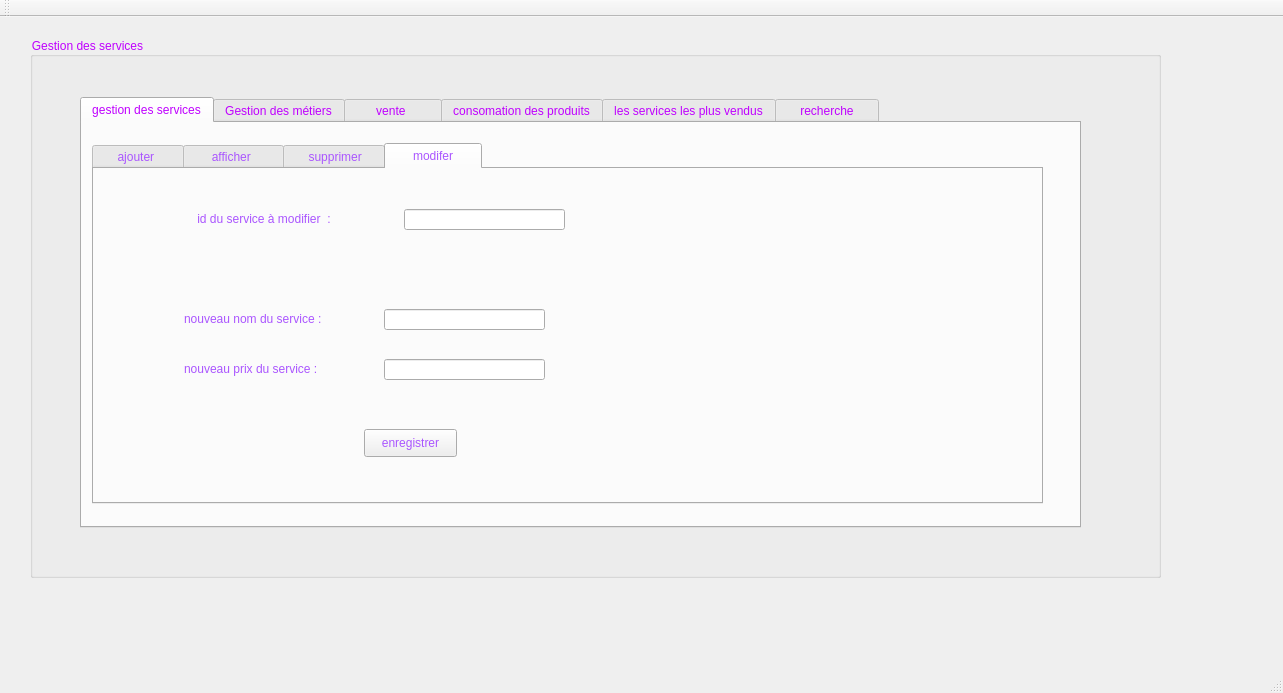
Qt form mainwindow.ui (zaineb-ben-aziza/beauty_center_2A17) before a commit.
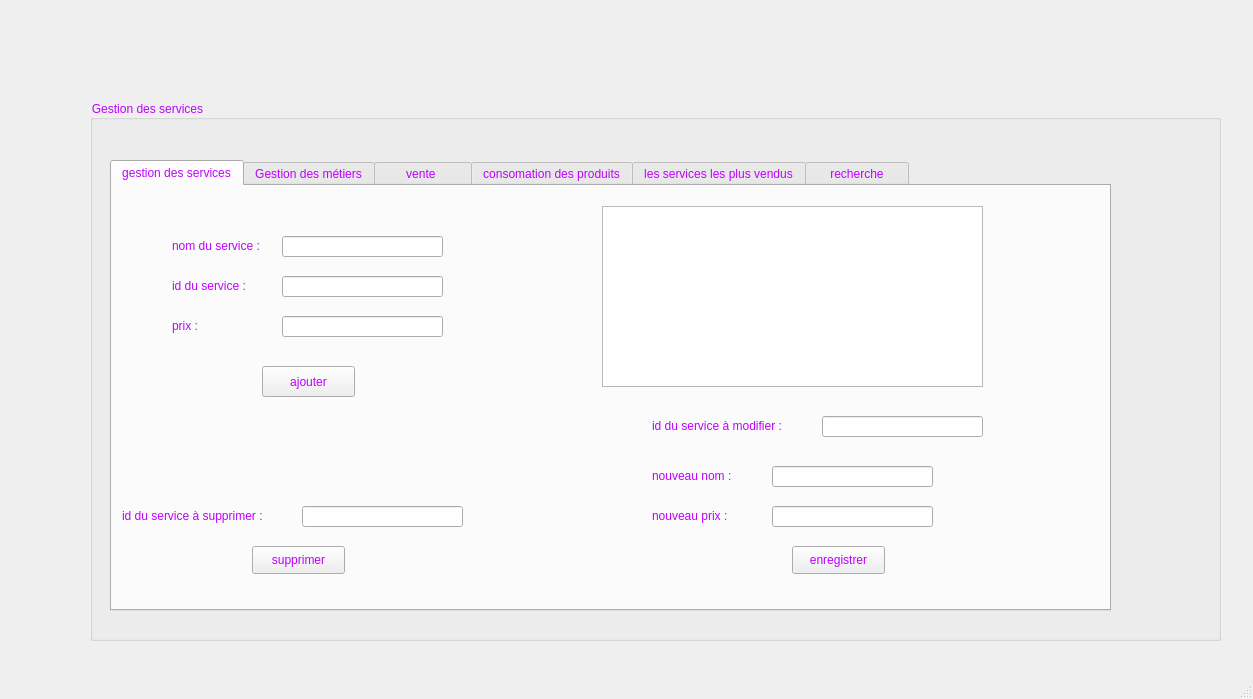
The same form after that commit. The open tabs and pages were chosen to show the change. Icons and pictures are not drawn.

Patch:
```diff
--- a/mainwindow.ui
+++ b/mainwindow.ui
@@ -6,8 +6,8 @@
    <rect>
     <x>0</x>
     <y>0</y>
-    <width>1283</width>
-    <height>693</height>
+    <width>1253</width>
+    <height>699</height>
    </rect>
   </property>
   <property name="windowTitle">
@@ -17,8 +17,8 @@
    <widget class="QStackedWidget" name="stackedWidget">
     <property name="geometry">
      <rect>
-      <x>70</x>
-      <y>90</y>
+      <x>130</x>
+      <y>160</y>
       <width>1181</width>
       <height>521</height>
      </rect>
@@ -494,8 +494,8 @@
    <widget class="QGroupBox" name="groupBox_2">
     <property name="geometry">
      <rect>
-      <x>30</x>
-      <y>20</y>
+      <x>90</x>
+      <y>100</y>
       <width>1131</width>
       <height>541</height>
      </rect>
@@ -509,10 +509,10 @@
     <widget class="QTabWidget" name="tabWidget">
      <property name="geometry">
       <rect>
-       <x>50</x>
+       <x>20</x>
        <y>60</y>
        <width>1001</width>
-       <height>431</height>
+       <height>451</height>
       </rect>
      </property>
      <property name="currentIndex">
@@ -535,30 +535,11 @@
         <string/>
        </property>
       </widget>
-      <widget class="QTabWidget" name="tabWidget_3">
+      <widget class="QLabel" name="label_34">
        <property name="geometry">
         <rect>
-         <x>10</x>
-         <y>20</y>
-         <width>951</width>
-         <height>361</height>
-        </rect>
-       </property>
-       <property name="styleSheet">
-        <string notr="true">color: rgb(170, 85, 255);</string>
-       </property>
-       <property name="currentIndex">
-        <number>3</number>
-       </property>
-       <widget class="QWidget" name="tab_5">
-        <attribute name="title">
-         <string>    ajouter     </string>
-        </attribute>
-        <widget class="QLabel" name="label">
-         <property name="geometry">
-          <rect>
-           <x>20</x>
-           <y>90</y>
+         <x>60</x>
+         <y>50</y>
            <width>121</width>
            <height>20</height>
           </rect>
@@ -567,113 +548,57 @@
           <string>nom du service :</string>
          </property>
         </widget>
-        <widget class="QLineEdit" name="lineEdit">
+      <widget class="QLineEdit" name="lineEdit_25">
          <property name="geometry">
           <rect>
-           <x>160</x>
-           <y>90</y>
+         <x>170</x>
+         <y>50</y>
            <width>161</width>
            <height>21</height>
           </rect>
          </property>
         </widget>
-        <widget class="QLabel" name="label_2">
+      <widget class="QLabel" name="label_35">
          <property name="geometry">
           <rect>
-           <x>20</x>
-           <y>130</y>
+         <x>60</x>
+         <y>90</y>
            <width>121</width>
            <height>20</height>
           </rect>
          </property>
          <property name="text">
-          <string> id du service :</string>
-         </property>
-        </widget>
-        <widget class="QLineEdit" name="lineEdit_2">
+        <string>id du service :</string>
+       </property>
+      </widget>
+      <widget class="QLineEdit" name="lineEdit_26">
          <property name="geometry">
           <rect>
-           <x>160</x>
-           <y>130</y>
+         <x>170</x>
+         <y>90</y>
            <width>161</width>
            <height>21</height>
           </rect>
          </property>
         </widget>
-        <widget class="QLabel" name="label_3">
+      <widget class="QLabel" name="label_36">
          <property name="geometry">
           <rect>
-           <x>20</x>
-           <y>170</y>
-           <width>121</width>
-           <height>20</height>
-          </rect>
-         </property>
-         <property name="text">
-          <string>   prix :</string>
-         </property>
-        </widget>
-        <widget class="QLineEdit" name="lineEdit_3">
-         <property name="geometry">
-          <rect>
-           <x>160</x>
-           <y>170</y>
-           <width>161</width>
-           <height>21</height>
-          </rect>
-         </property>
-        </widget>
-        <widget class="QPushButton" name="pushButton_3">
-         <property name="geometry">
-          <rect>
-           <x>190</x>
-           <y>220</y>
-           <width>93</width>
-           <height>28</height>
-          </rect>
-         </property>
-         <property name="text">
-          <string>ajouter</string>
-         </property>
-        </widget>
-       </widget>
-       <widget class="QWidget" name="tab_8">
-        <attribute name="title">
-         <string>     afficher      </string>
-        </attribute>
-        <widget class="QTableView" name="tableView_2">
-         <property name="geometry">
-          <rect>
-           <x>50</x>
-           <y>40</y>
-           <width>871</width>
-           <height>271</height>
-          </rect>
-         </property>
-        </widget>
-       </widget>
-       <widget class="QWidget" name="tab_7">
-        <attribute name="title">
-         <string>    supprimer   </string>
-        </attribute>
-        <widget class="QLabel" name="label_24">
-         <property name="geometry">
-          <rect>
            <x>60</x>
-           <y>80</y>
+         <y>130</y>
            <width>121</width>
            <height>20</height>
           </rect>
          </property>
          <property name="text">
-          <string> id du service :</string>
-         </property>
-        </widget>
-        <widget class="QLineEdit" name="lineEdit_18">
+        <string>prix :</string>
+       </property>
+      </widget>
+      <widget class="QLineEdit" name="lineEdit_27">
          <property name="geometry">
           <rect>
-           <x>190</x>
-           <y>80</y>
+         <x>170</x>
+         <y>130</y>
            <width>161</width>
            <height>21</height>
           </rect>
@@ -682,8 +607,31 @@
         <widget class="QPushButton" name="pushButton_7">
          <property name="geometry">
           <rect>
-           <x>180</x>
-           <y>170</y>
+         <x>150</x>
+         <y>180</y>
+         <width>93</width>
+         <height>31</height>
+        </rect>
+       </property>
+       <property name="text">
+        <string>ajouter</string>
+       </property>
+      </widget>
+      <widget class="QTableView" name="tableView_6">
+       <property name="geometry">
+        <rect>
+         <x>490</x>
+         <y>20</y>
+         <width>381</width>
+         <height>181</height>
+        </rect>
+       </property>
+      </widget>
+      <widget class="QPushButton" name="pushButton_11">
+       <property name="geometry">
+        <rect>
+         <x>140</x>
+         <y>360</y>
            <width>93</width>
            <height>28</height>
           </rect>
@@ -692,85 +640,11 @@
           <string>supprimer</string>
          </property>
         </widget>
-       </widget>
-       <widget class="QWidget" name="tab_6">
-        <attribute name="title">
-         <string>     modifer     </string>
-        </attribute>
-        <widget class="QLabel" name="label_23">
+      <widget class="QPushButton" name="pushButton_14">
          <property name="geometry">
           <rect>
-           <x>100</x>
-           <y>40</y>
-           <width>171</width>
-           <height>20</height>
-          </rect>
-         </property>
-         <property name="text">
-          <string> id du service à modifier  :</string>
-         </property>
-        </widget>
-        <widget class="QLineEdit" name="lineEdit_19">
-         <property name="geometry">
-          <rect>
-           <x>310</x>
-           <y>40</y>
-           <width>161</width>
-           <height>21</height>
-          </rect>
-         </property>
-        </widget>
-        <widget class="QLabel" name="label_25">
-         <property name="geometry">
-          <rect>
-           <x>90</x>
-           <y>140</y>
-           <width>171</width>
-           <height>20</height>
-          </rect>
-         </property>
-         <property name="text">
-          <string>nouveau nom du service :</string>
-         </property>
-        </widget>
-        <widget class="QLabel" name="label_26">
-         <property name="geometry">
-          <rect>
-           <x>90</x>
-           <y>190</y>
-           <width>151</width>
-           <height>20</height>
-          </rect>
-         </property>
-         <property name="text">
-          <string>nouveau prix du service :</string>
-         </property>
-        </widget>
-        <widget class="QLineEdit" name="lineEdit_20">
-         <property name="geometry">
-          <rect>
-           <x>290</x>
-           <y>140</y>
-           <width>161</width>
-           <height>21</height>
-          </rect>
-         </property>
-        </widget>
-        <widget class="QLineEdit" name="lineEdit_21">
-         <property name="geometry">
-          <rect>
-           <x>290</x>
-           <y>190</y>
-           <width>161</width>
-           <height>21</height>
-          </rect>
-         </property>
-        </widget>
-        <widget class="QPushButton" name="pushButton_8">
-         <property name="geometry">
-          <rect>
-           <x>270</x>
-           <y>260</y>
+         <x>680</x>
+         <y>360</y>
            <width>93</width>
            <height>28</height>
           </rect>
@@ -779,7 +653,100 @@
           <string>enregistrer</string>
          </property>
         </widget>
-       </widget>
+      <widget class="QLabel" name="label_37">
+       <property name="geometry">
+        <rect>
+         <x>10</x>
+         <y>320</y>
+         <width>161</width>
+         <height>20</height>
+        </rect>
+       </property>
+       <property name="text">
+        <string>id du service à supprimer :</string>
+       </property>
+      </widget>
+      <widget class="QLineEdit" name="lineEdit_28">
+       <property name="geometry">
+        <rect>
+         <x>190</x>
+         <y>320</y>
+         <width>161</width>
+         <height>21</height>
+        </rect>
+       </property>
+      </widget>
+      <widget class="QLabel" name="label_38">
+       <property name="geometry">
+        <rect>
+         <x>540</x>
+         <y>230</y>
+         <width>161</width>
+         <height>20</height>
+        </rect>
+       </property>
+       <property name="text">
+        <string>id du service à modifier :</string>
+       </property>
+      </widget>
+      <widget class="QLineEdit" name="lineEdit_29">
+       <property name="geometry">
+        <rect>
+         <x>710</x>
+         <y>230</y>
+         <width>161</width>
+         <height>21</height>
+        </rect>
+       </property>
+       <property name="readOnly">
+        <bool>true</bool>
+       </property>
+      </widget>
+      <widget class="QLabel" name="label_39">
+       <property name="geometry">
+        <rect>
+         <x>540</x>
+         <y>280</y>
+         <width>161</width>
+         <height>20</height>
+        </rect>
+       </property>
+       <property name="text">
+        <string>nouveau nom :</string>
+       </property>
+      </widget>
+      <widget class="QLabel" name="label_40">
+       <property name="geometry">
+        <rect>
+         <x>540</x>
+         <y>320</y>
+         <width>161</width>
+         <height>20</height>
+        </rect>
+       </property>
+       <property name="text">
+        <string>nouveau prix :</string>
+       </property>
+      </widget>
+      <widget class="QLineEdit" name="lineEdit_30">
+       <property name="geometry">
+        <rect>
+         <x>660</x>
+         <y>280</y>
+         <width>161</width>
+         <height>21</height>
+        </rect>
+       </property>
+      </widget>
+      <widget class="QLineEdit" name="lineEdit_31">
+       <property name="geometry">
+        <rect>
+         <x>660</x>
+         <y>320</y>
+         <width>161</width>
+         <height>21</height>
+        </rect>
+       </property>
       </widget>
      </widget>
      <widget class="QWidget" name="tab_2">
@@ -913,8 +880,48 @@
           <widget class="QPushButton" name="pushButton_4">
            <property name="geometry">
             <rect>
-             <x>180</x>
-             <y>207</y>
+           <x>140</x>
+           <y>130</y>
+           <width>161</width>
+           <height>21</height>
+          </rect>
+         </property>
+        </widget>
+        <widget class="QLineEdit" name="lineEdit_33">
+         <property name="geometry">
+          <rect>
+           <x>140</x>
+           <y>100</y>
+           <width>161</width>
+           <height>21</height>
+          </rect>
+         </property>
+        </widget>
+        <widget class="QLineEdit" name="lineEdit_34">
+         <property name="geometry">
+          <rect>
+           <x>140</x>
+           <y>70</y>
+           <width>161</width>
+           <height>21</height>
+          </rect>
+         </property>
+        </widget>
+        <widget class="QLineEdit" name="lineEdit_35">
+         <property name="geometry">
+          <rect>
+           <x>140</x>
+           <y>40</y>
+           <width>161</width>
+           <height>21</height>
+          </rect>
+         </property>
+        </widget>
+        <widget class="QPushButton" name="pushButton_8">
+         <property name="geometry">
+          <rect>
+           <x>120</x>
+           <y>170</y>
              <width>93</width>
              <height>31</height>
             </rect>
@@ -1338,17 +1345,8 @@
     </rect>
    </property>
   </widget>
-  <widget class="QToolBar" name="mainToolBar">
-   <attribute name="toolBarArea">
-    <enum>TopToolBarArea</enum>
-   </attribute>
-   <attribute name="toolBarBreak">
-    <bool>false</bool>
-   </attribute>
-  </widget>
-  <widget class="QStatusBar" name="statusBar"/>
- </widget>
- <layoutdefault spacing="6" margin="11"/>
+  <widget class="QStatusBar" name="statusbar"/>
+ </widget>
  <resources/>
  <connections/>
 </ui>
```
Left out of the diff: 256 changed lines with no effect on the pictures. Lines whose indentation alone changed are shown as unchanged.
